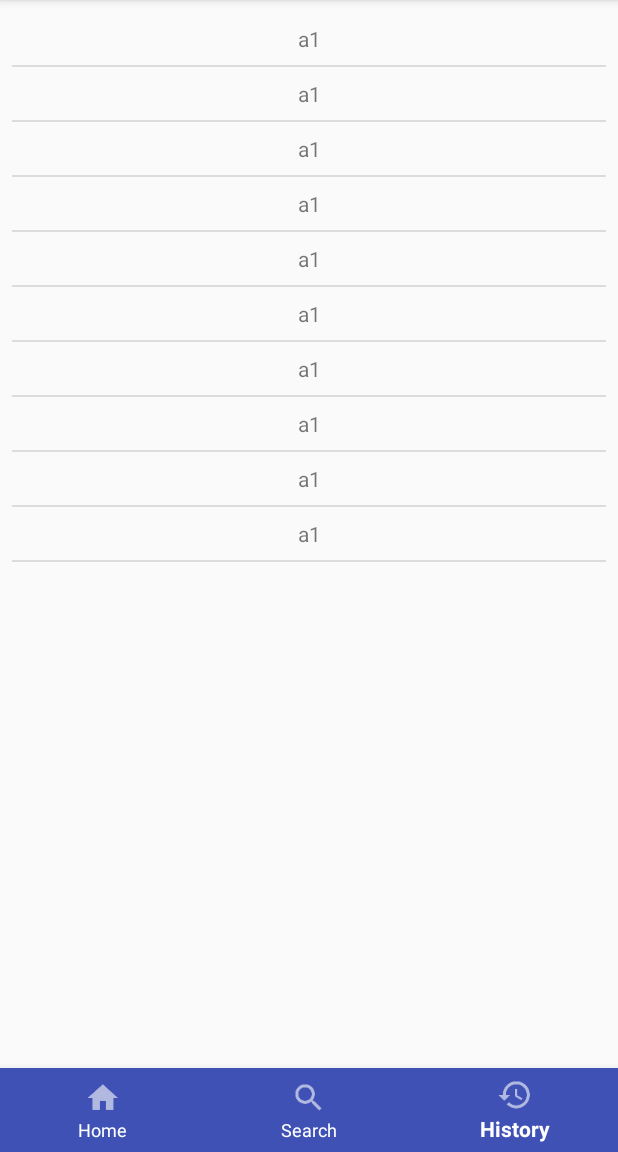
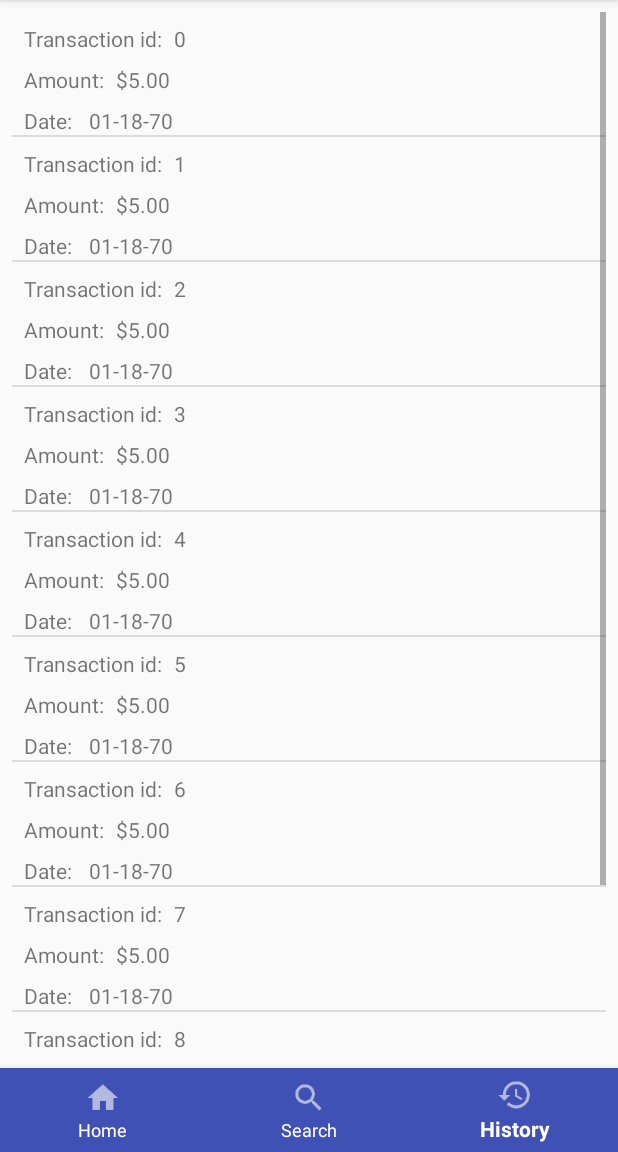
Before and after one commit to 11Derek11/CEN4020-SE, an Android app: the screen it shows after launch (MainActivity), item 3 of the bottom bar chosen, on a phone screen of 412 x 824 dp, the part 84-1236 px from its top. Run offline under Robolectric (Android 15) with nearby library versions, the phone set to English and light mode, and no system bars.

Commit message:
transaction item layout and text formatting improved

```diff
--- a/app/src/main/java/com/example/redent0r/ethernal/TransactionAdapter.java
+++ b/app/src/main/java/com/example/redent0r/ethernal/TransactionAdapter.java
@@ -10,6 +10,9 @@ import android.view.ViewGroup;
 import android.widget.ArrayAdapter;
 import android.widget.TextView;
 
+import java.text.NumberFormat;
+import java.text.SimpleDateFormat;
+import java.util.Date;
 import java.util.List;
 
 /**
@@ -20,6 +23,9 @@ import java.util.List;
 public class TransactionAdapter extends ArrayAdapter<Transaction> {
 
     private static final String TAG = Transaction.class.getSimpleName();
+
+    NumberFormat currencyFormater = NumberFormat.getCurrencyInstance(); // for currency format
+    SimpleDateFormat sdf = new SimpleDateFormat("MM-dd-yy");
 
     public TransactionAdapter(@NonNull Context context, int resource, @NonNull List<Transaction> objects) {
         super(context, resource, objects);
@@ -36,12 +42,19 @@ public class TransactionAdapter extends ArrayAdapter<Transaction> {
 
         TextView tvTransactionId = view.findViewById(R.id.tvTransactionId);
 
+        TextView tvAmount = view.findViewById(R.id.tvAmount);
+
+        TextView tvTime = view.findViewById(R.id.tvTime);
+
         final Transaction transaction = getItem(position);
 
         Log.d(TAG, "getView: id: "+ transaction.getId());
 
         tvTransactionId.setText(transaction.getId());
 
+        tvAmount.setText(currencyFormater.format(transaction.getAmount()));
+        tvTime.setText(sdf.format(new Date(transaction.getTime())));
+
         return view;
     }
 }
--- a/app/src/main/java/com/example/redent0r/ethernal/TransactionFragment.java
+++ b/app/src/main/java/com/example/redent0r/ethernal/TransactionFragment.java
@@ -38,7 +38,7 @@ public class TransactionFragment extends Fragment {
         lvHistory = (ListView) v.findViewById(R.id.lvHistory);
 
         for(int i = 0; i < 10; ++i) {
-            transactionList.add(new Transaction("a1", 5D, "w", "l", 100L));
+            transactionList.add(new Transaction(i + "", 5D, "w", "l", 1520543308L));
         }
 
         transactionAdapter = new TransactionAdapter(getContext(), R.layout.item_transaction, transactionList);
--- a/app/src/main/res/layout/item_transaction.xml
+++ b/app/src/main/res/layout/item_transaction.xml
@@ -10,13 +10,56 @@
         android:id="@+id/tvTransactionId"
         android:layout_width="wrap_content"
         android:layout_height="wrap_content"
-        android:layout_marginBottom="8dp"
-        android:layout_marginEnd="8dp"
+        android:layout_marginStart="8dp"
+        app:layout_constraintBaseline_toBaselineOf="@+id/textView3"
+        app:layout_constraintStart_toEndOf="@+id/textView3"
+        tools:text="transaction-id" />
+
+    <TextView
+        android:id="@+id/tvAmount"
+        android:layout_width="wrap_content"
+        android:layout_height="wrap_content"
+        android:layout_marginStart="8dp"
+        android:text="$5.00"
+        app:layout_constraintBaseline_toBaselineOf="@+id/textView4"
+        app:layout_constraintStart_toEndOf="@+id/textView4" />
+
+    <TextView
+        android:id="@+id/tvTime"
+        android:layout_width="wrap_content"
+        android:layout_height="wrap_content"
+        android:layout_marginStart="8dp"
+        android:text="01/01/18"
+        app:layout_constraintBaseline_toBaselineOf="@+id/textView5"
+        app:layout_constraintStart_toEndOf="@+id/textView5" />
+
+    <TextView
+        android:id="@+id/textView3"
+        android:layout_width="wrap_content"
+        android:layout_height="wrap_content"
         android:layout_marginStart="8dp"
         android:layout_marginTop="8dp"
-        app:layout_constraintBottom_toBottomOf="parent"
-        app:layout_constraintEnd_toEndOf="parent"
+        android:text="Transaction id:"
         app:layout_constraintStart_toStartOf="parent"
-        app:layout_constraintTop_toTopOf="parent"
-        tools:text="transaction id" />
+        app:layout_constraintTop_toTopOf="parent" />
+
+    <TextView
+        android:id="@+id/textView4"
+        android:layout_width="wrap_content"
+        android:layout_height="wrap_content"
+        android:layout_marginStart="8dp"
+        android:layout_marginTop="8dp"
+        android:text="Amount:"
+        app:layout_constraintStart_toStartOf="parent"
+        app:layout_constraintTop_toBottomOf="@+id/textView3" />
+
+    <TextView
+        android:id="@+id/textView5"
+        android:layout_width="wrap_content"
+        android:layout_height="wrap_content"
+        android:layout_marginStart="8dp"
+        android:layout_marginTop="8dp"
+        android:text="Date: "
+        app:layout_constraintStart_toStartOf="parent"
+        app:layout_constraintTop_toBottomOf="@+id/textView4" />
 </android.support.constraint.ConstraintLayout>
```
